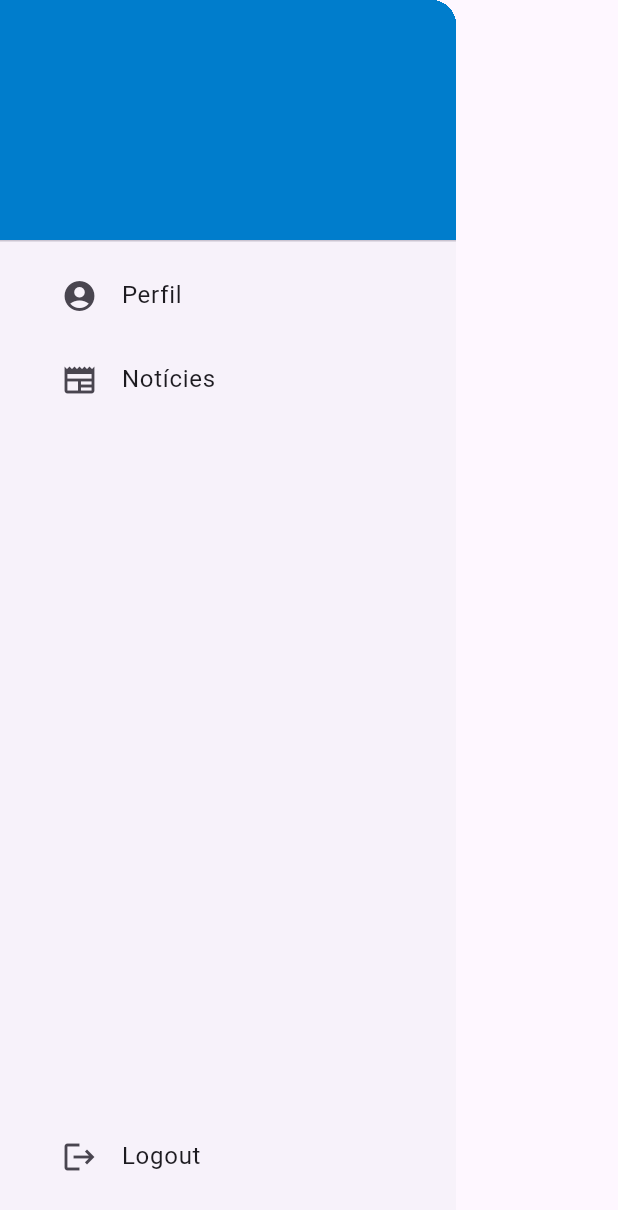
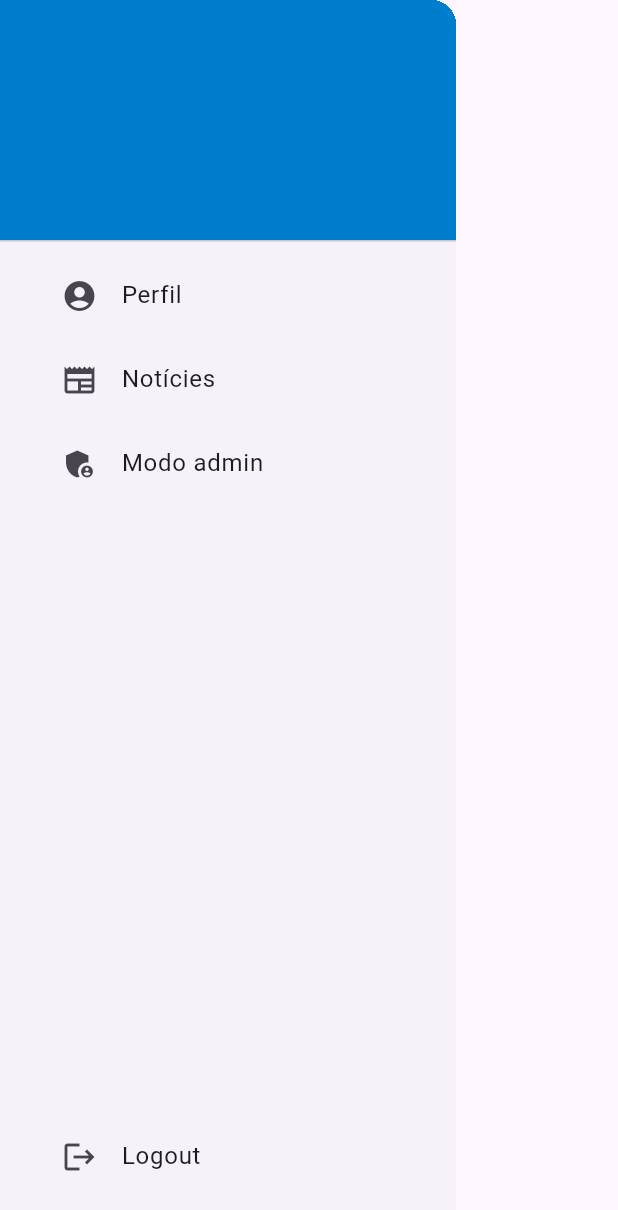
Before and after one commit to bernatjara/ea_proyecto_flutter, a Flutter app: the NavBar widget shown alone on an empty page, opened directly, on a phone screen of 412 x 824 dp. Shown: the top 1210 px of the screen. Run offline on Flutter 3.47's test engine with Material 3 defaults, Android fonts, the phone set to English and light mode, and no system bars; our stand-ins replace shared_preferences; accounts and stored records are empty; network calls fail.

Commit message:
version 0.1

```diff
--- a/lib/screens/login_screen.dart
+++ b/lib/screens/login_screen.dart
@@ -50,6 +50,7 @@ class _LoginScreenState extends State<LoginScreen> {
       final String email = userData['email'];
       final String rol = userData['rol'];
       final String id = userData['_id'];
+      final String adminMode = responseData['adminMode'];
       SharedPreferences prefs = await SharedPreferences.getInstance();
       prefs.setString('token', token);
       prefs.setString('id', id);
@@ -57,6 +58,7 @@ class _LoginScreenState extends State<LoginScreen> {
       prefs.setString('email', email);
       prefs.setString('password', password);
       prefs.setString('rol', rol);
+      prefs.setString('adminMode', adminMode);
       Navigator.pushReplacement(
         context,
         MaterialPageRoute(
--- a/lib/widgets/navigation_drawer.dart
+++ b/lib/widgets/navigation_drawer.dart
@@ -13,21 +13,22 @@ class _NavBarScreenState extends State<NavBar> {
   String storedName = '';
   String storedEmail = '';
   String storedRol = '';
+  String adminMode = '';
 
   @override
   void initState() {
     super.initState();
     _loadNavData();
+    _loadAdminMode();
   }
 
   Future<void> _loadNavData() async {
     SharedPreferences prefs = await SharedPreferences.getInstance();
-
     // Recupera los valores almacenados en SharedPreferences
     storedName = prefs.getString('name') ??
         ''; // Puedes establecer un valor predeterminado si es nulo
     storedEmail = prefs.getString('email') ?? '';
-
+    storedRol = prefs.getString('rol') ?? '';
     // Notifica al framework que el estado ha cambiado, para que se actualice en la pantalla
     setState(() {});
   }
@@ -35,13 +36,24 @@ class _NavBarScreenState extends State<NavBar> {
   // Función para hacer el logout y borrar el token
   Future<void> logout() async {
     SharedPreferences preferences = await SharedPreferences.getInstance();
+    if (storedRol == 'admin') {
+      adminMode = '1';
+    }
     //preferences.remove('token');
     preferences.clear();
+  }
+
+  Future<void> _loadAdminMode() async {
+    SharedPreferences prefs = await SharedPreferences.getInstance();
+    setState(() {
+      adminMode = prefs.getString('adminMode') ?? '0';
+    });
   }
 
   @override
   Widget build(BuildContext context) {
     //String username = widget.username;
+
     return Drawer(
       child: Column(
         children: [
@@ -77,6 +89,21 @@ class _NavBarScreenState extends State<NavBar> {
               ),
             ),
           ),
+          Padding(
+            padding: const EdgeInsets.only(left: 25.0),
+            child: ListTile(
+                leading: Icon(Icons.admin_panel_settings),
+                title: Text('Modo admin'),
+                onTap: () async {
+                  SharedPreferences prefs =
+                      await SharedPreferences.getInstance();
+                  prefs.setString('adminMode', adminMode == '1' ? '0' : '1');
+                  // Actualiza el estado con el nuevo valor
+                  setState(() {
+                    adminMode = prefs.getString('adminMode') ?? '0';
+                  });
+                }),
+          ),
           Spacer(), // Agrega un Spacer para empujar el ListTile de "Logout" hacia la parte inferior
           Padding(
             padding: const EdgeInsets.only(left: 25.0, bottom: 25.0),
```
